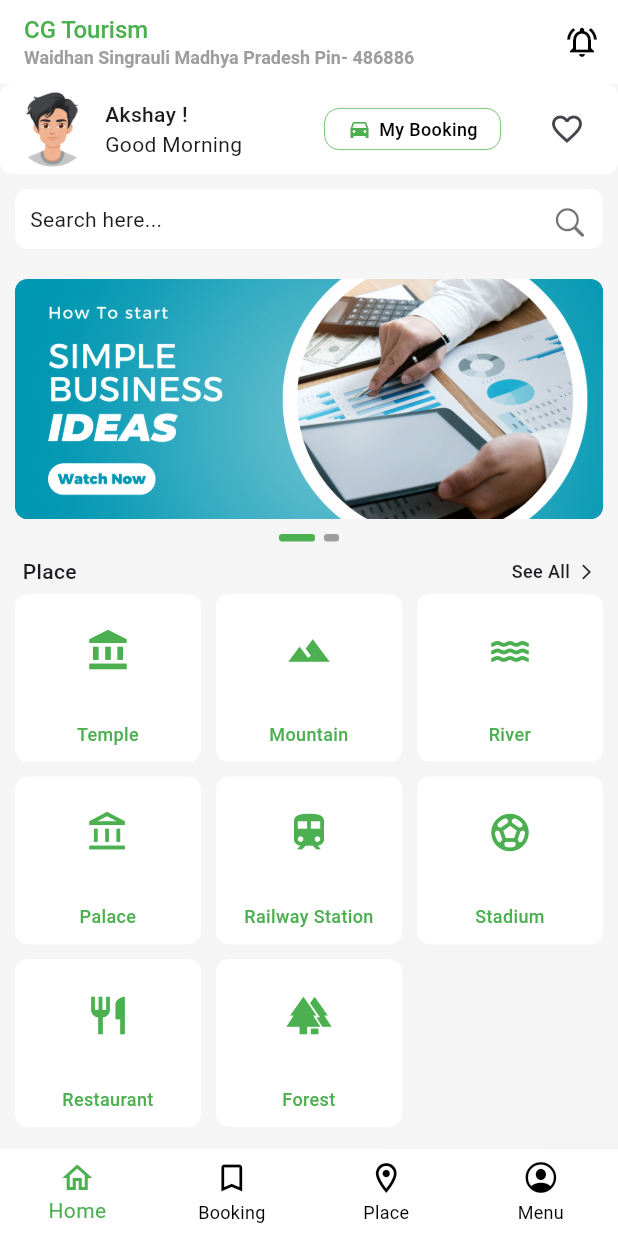
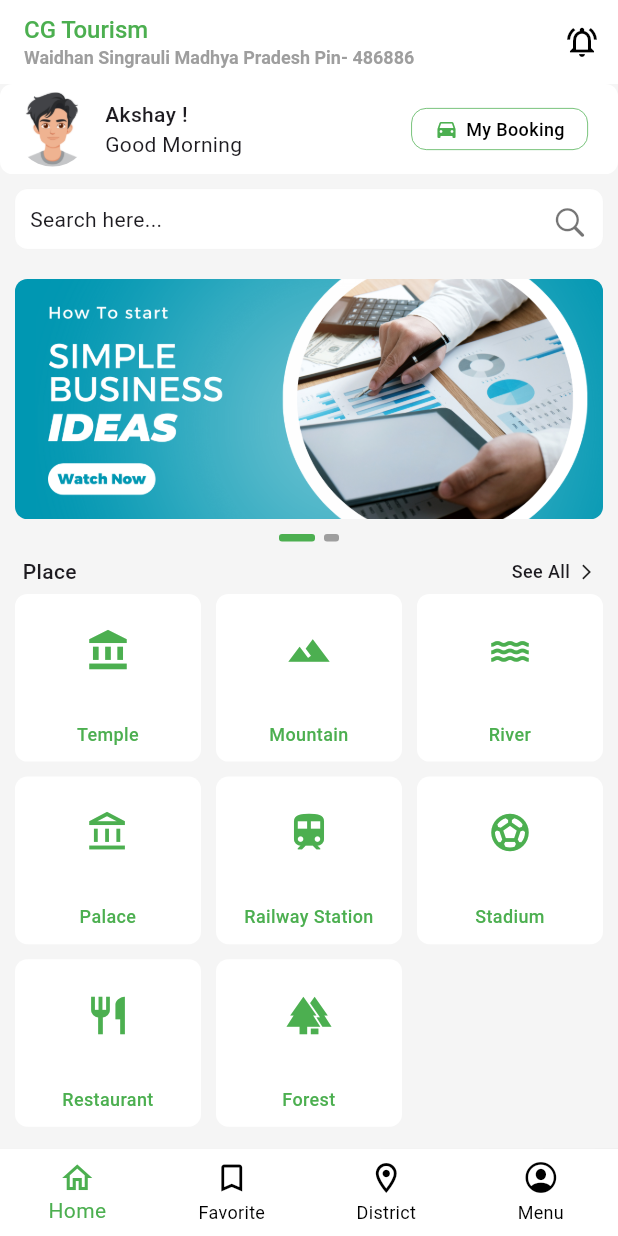
Before and after one commit to Akshay-Panika/CG-tourism, a Flutter app: the screen it shows after launch, on a phone screen of 412 x 824 dp. Run offline on Flutter 3.47's test engine with Material 3 defaults, Android fonts, the phone set to English and light mode, and no system bars; drawn by our look-alikes of carousel_slider.

Commit message:
Create by Akshay at 11-05-25

```diff
--- a/lib/core/costant/custom_image.dart
+++ b/lib/core/costant/custom_image.dart
@@ -4,4 +4,5 @@ class CustomImage{
   static String nullImage = '${image}Null_Profile.jpg';
   static String thumbnailImage = '${image}thumbnail1.png';
   static String inviteImage = '${image}inviteFrnd.png';
+  static String locationImage = '${image}locationImg.jpg';
 }
--- a/lib/core/widget/custom_appbar.dart
+++ b/lib/core/widget/custom_appbar.dart
@@ -1,3 +1,4 @@
+import 'package:cg_tourism/feature/search/screen/search_screen.dart';
 import 'package:flutter/cupertino.dart';
 import 'package:flutter/material.dart';
 
@@ -53,7 +54,7 @@ class CustomAppBar extends StatelessWidget implements PreferredSizeWidget {
 
         if(showSearchIcon)
         IconButton(
-          onPressed: () => Navigator.push(context, MaterialPageRoute(builder: (context) => Scaffold(),)),
+          onPressed: () => Navigator.push(context, MaterialPageRoute(builder: (context) => SearchScreen(),)),
           icon: Icon(CupertinoIcons.search),
         ),
       ],
--- a/lib/core/widget/custom_highlight_service.dart
+++ b/lib/core/widget/custom_highlight_service.dart
@@ -1,5 +1,6 @@
 import 'package:carousel_slider/carousel_slider.dart';
 import 'package:cg_tourism/core/costant/custom_color.dart';
+import 'package:cg_tourism/core/costant/text_style.dart';
 import 'package:flutter/cupertino.dart';
 import 'package:flutter/material.dart';
 
@@ -33,7 +34,7 @@ class _CustomHighlightServiceState extends State<CustomHighlightService> {
       child: Column(
       crossAxisAlignment: CrossAxisAlignment.start,
       children: [
-        Text('Highlight For You', style: TextStyle(fontSize: 16, fontWeight: FontWeight.w500),),
+        Text('Highlight For You', style: textStyle16(context),),
 
         Column(
           children: [
--- a/lib/feature/dashboard/screen/dashboard_screen.dart
+++ b/lib/feature/dashboard/screen/dashboard_screen.dart
@@ -2,8 +2,8 @@ import 'package:flutter/cupertino.dart';
 import 'package:flutter/material.dart';
 import 'package:flutter/services.dart';
 import '../../../core/costant/custom_color.dart';
-import '../../booking/screen/booking_screen.dart';
 import '../../districts/screen/districts_screen.dart';
+import '../../favorite/screen/favorite_screen.dart';
 import '../../home/screen/home_screen.dart';
 import '../../more/screen/more_screen.dart';
 
@@ -27,15 +27,15 @@ class _DashboardScreenState extends State<DashboardScreen> {
 
   final labels = const [
     'Home',
-    'Booking',
-    'Place',
+    'Favorite',
+    'District',
     'Menu',
   ];
 
 
   final List<Widget> _screens = const [
     HomeScreen(),
-    BookingScreen(),
+    FavoriteScreen(),
     DistrictsScreen(),
     MoreScreen(),
   ];
--- a/lib/feature/districts/screen/districts_screen.dart
+++ b/lib/feature/districts/screen/districts_screen.dart
@@ -59,7 +59,7 @@ class _DistrictsScreenState extends State<DistrictsScreen> {
   @override
   Widget build(BuildContext context) {
     return Scaffold(
-      appBar: CustomAppBar(title: 'Place',showFavoriteIcon: true,),
+      appBar: CustomAppBar(title: 'District',showSearchIcon: true,),
 
       body: Column(
         children: [
--- a/lib/feature/home/screen/home_screen.dart
+++ b/lib/feature/home/screen/home_screen.dart
@@ -37,19 +37,11 @@ class _HomeScreenState extends State<HomeScreen> {
   ];
   @override
   Widget build(BuildContext context) {
-    return Scaffold(
+    return
+      _showServicePage
+          ? PlaceScreen(showServicePage: true,headline:  placesWithIcons[_selectedServiceIndex]['name'],):
+      Scaffold(
       appBar: CustomAppBar(
-          leading: _showServicePage ? Padding(
-            padding: const EdgeInsets.only(left: 15.0),
-            child: InkWell(
-              onTap: () {
-                setState(() {
-                  _showServicePage = false;
-                  _selectedServiceIndex = 0;
-                });
-              },
-              child:  Icon(Icons.dashboard, size: 25, color: CustomColor.greenColor,),),
-          ) : null,
         leadingWidth: !_showServicePage ?0:40,
 
           titleWidget: InkWell(
@@ -75,10 +67,7 @@ class _HomeScreenState extends State<HomeScreen> {
         showNotificationIcon: true,
         //showFavoriteIcon: true,
       ),
-
-      body: _showServicePage
-          ? PlaceScreen()
-          : CustomScrollView(
+      body: CustomScrollView(
         slivers: [
 
           /// Profile card
@@ -166,7 +155,6 @@ class _HomeScreenState extends State<HomeScreen> {
                   padding: EdgeInsets.zero,
                   margin: EdgeInsets.zero,
                   backgroundColor: Colors.white,
-                  onTap: () => Navigator.push(context, MaterialPageRoute(builder: (context) => Scaffold(),)),
                   child: Column(
                     mainAxisAlignment: MainAxisAlignment.end,
                     crossAxisAlignment: CrossAxisAlignment.center,
@@ -175,7 +163,7 @@ class _HomeScreenState extends State<HomeScreen> {
                       Column(
                         crossAxisAlignment: CrossAxisAlignment.center,
                         children: [
-                          Text('Your CG Tourism',style: TextStyle(fontSize: 18,fontWeight: FontWeight.bold, color: CustomColor.appColor),),
+                          Text('Your CG Tourism',style: textStyle18(context,fontWeight: FontWeight.bold, color: CustomColor.greenColor),),
                           SizedBox(height: 5,),
                           Text('Your friend are going to love us tool', style: TextStyle(fontSize: 14),),
                           SizedBox(height: 5,),
--- a/lib/feature/home/widget/profile_card_widget.dart
+++ b/lib/feature/home/widget/profile_card_widget.dart
@@ -1,11 +1,12 @@
 
+import 'package:cg_tourism/core/costant/dimension.dart';
 import 'package:cg_tourism/core/costant/text_style.dart';
 import 'package:flutter/cupertino.dart';
 import 'package:flutter/material.dart';
-
 import '../../../core/costant/custom_color.dart';
 import '../../../core/widget/custom_container.dart';
-import '../../booking/screen/current_booking_creen.dart';
+import '../../favorite/screen/current_booking_creen.dart';
+import '../../favorite/screen/favorite_screen.dart';
 
 
 class ProfileCardWidget extends StatelessWidget {
@@ -56,9 +57,9 @@ class ProfileCardWidget extends StatelessWidget {
                   ),
                 ),
               ),
-              SizedBox(width: 20,),
+             10.width,
 
-              IconButton(onPressed: () => Navigator.push(context, MaterialPageRoute(builder: (context) => Scaffold())), icon: Icon(Icons.favorite_border,))
+              // IconButton(onPressed: () => Navigator.push(context, MaterialPageRoute(builder: (context) => Scaffold())), icon: Icon(Icons.favorite_border,))
             ],
           )
 
--- a/lib/feature/service/screen/place_subcategory_screen.dart
+++ b/lib/feature/service/screen/place_subcategory_screen.dart
@@ -4,6 +4,7 @@ import 'package:cg_tourism/core/costant/dimension.dart';
 import 'package:cg_tourism/core/costant/text_style.dart';
 import 'package:cg_tourism/core/widget/custom_appbar.dart';
 import 'package:cg_tourism/core/widget/custom_container.dart';
+import 'package:cg_tourism/core/widget/custom_favorite_button.dart';
 import 'package:cg_tourism/feature/service/screen/place_details_screen.dart';
 import 'package:flutter/cupertino.dart';
 import 'package:flutter/material.dart';
@@ -49,6 +50,10 @@ class PlaceSubcategoryScreen extends StatelessWidget {
                     backgroundColor: CupertinoColors.white,
                     assetsImg: CustomImage.thumbnailImage,
                     onTap: () => Navigator.push(context, MaterialPageRoute(builder: (context) => PlaceDetailsScreen(),)),
+                    child: Align(
+                      alignment: Alignment.topRight,
+                      child: CustomFavoriteButton(),
+                    ),
                   );
                 },),
             ),
```
Also changed, not shown: lib/feature/booking/screen/current_booking_creen.dart (deleted, +0 -14 lines), lib/feature/favorite/screen/current_booking_creen.dart (added, +97 -0 lines), lib/feature/favorite/screen/favorite_screen.dart (renamed from lib/feature/booking/screen/booking_screen.dart, +6 -4 lines), lib/feature/service/screen/place_screen.dart (+40 -5 lines), assets/image/locationImg.jpg (added).
